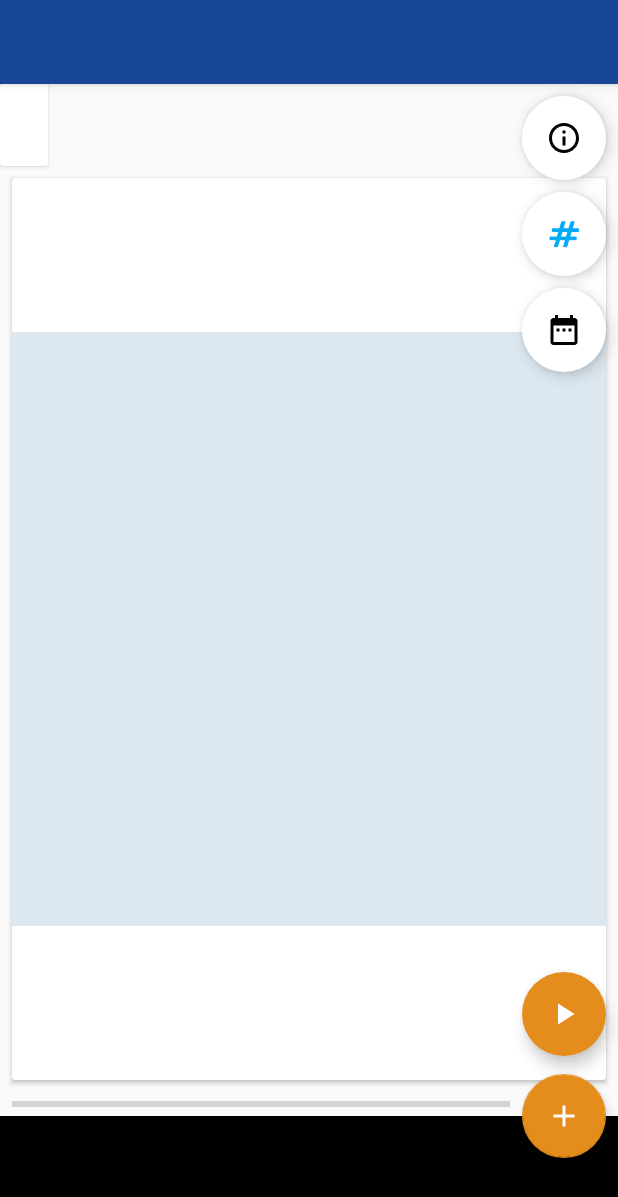
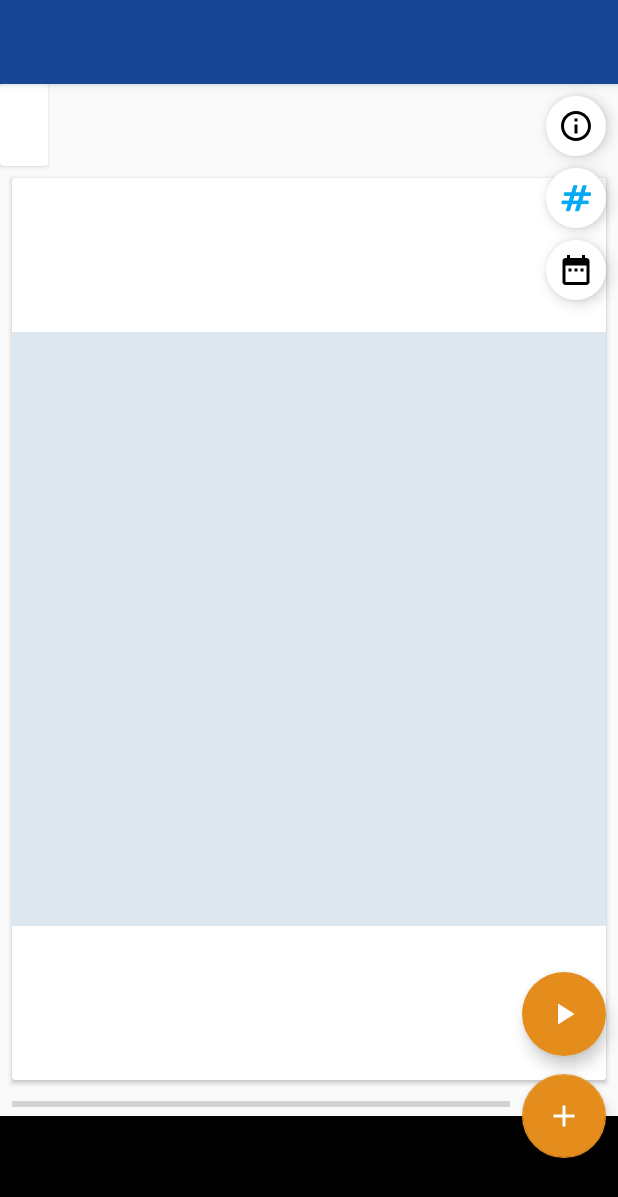
Before and after one commit to CEThompson/TimeLapseGallery, an Android app: the layout fragment_detail.xml on its own in the app's theme, with its tools: preview values and no code run, on a phone screen of 412 x 824 dp. Shown: the top 1197 px of the screen. Run offline under Robolectric (Android 15) with nearby library versions, the phone set to English and light mode, and no system bars.

Commit message:
refactor: de-emphasize project management fabs

```diff
--- a/app/src/main/res/layout/fragment_detail.xml
+++ b/app/src/main/res/layout/fragment_detail.xml
@@ -35,7 +35,7 @@
                 android:backgroundTint="@color/white"
                 android:src="@drawable/ic_info_outline_black_24dp"
                 app:borderWidth="0dp"
-                app:fabSize="normal"
+                app:fabSize="mini"
                 app:layout_constraintTop_toTopOf="parent"
                 app:layout_constraintEnd_toEndOf="parent"
                 />
@@ -50,6 +50,7 @@
                 android:backgroundTint="@color/white"
                 android:src="@drawable/ic_hashtag"
                 app:borderWidth="0dp"
+                app:fabSize="mini"
                 app:layout_constraintTop_toBottomOf="@id/project_information_fab"
                 app:layout_constraintEnd_toEndOf="parent"
                 />
@@ -64,6 +65,7 @@
                 android:backgroundTint="@color/white"
                 android:src="@drawable/ic_date_range_black_24dp"
                 app:borderWidth="0dp"
+                app:fabSize="mini"
                 app:layout_constraintTop_toBottomOf="@id/project_tag_fab"
                 app:layout_constraintEnd_toEndOf="parent"
                 />
@@ -212,7 +214,7 @@
                 android:theme="@style/AppToolbar" />
         </com.google.android.material.appbar.AppBarLayout>
 
-        <!-- FAB to compile a video from the images -->
+        <!-- FAB to play a video from the images -->
         <com.google.android.material.floatingactionbutton.FloatingActionButton
             android:id="@+id/play_as_video_fab"
             android:layout_width="wrap_content"
```
